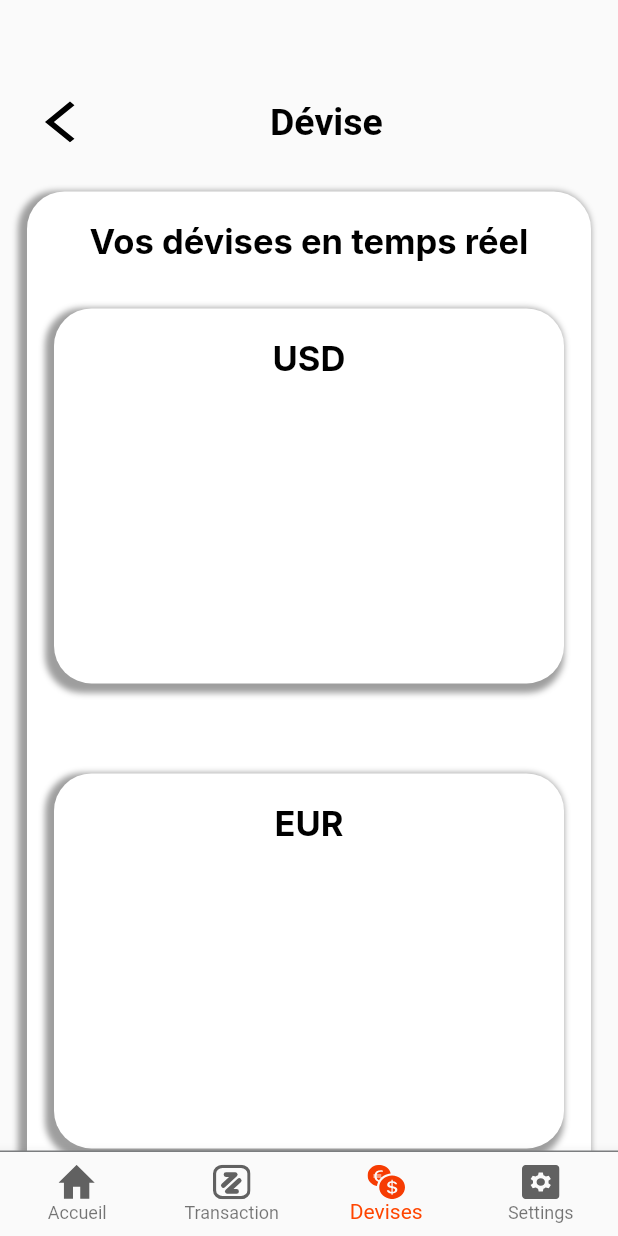
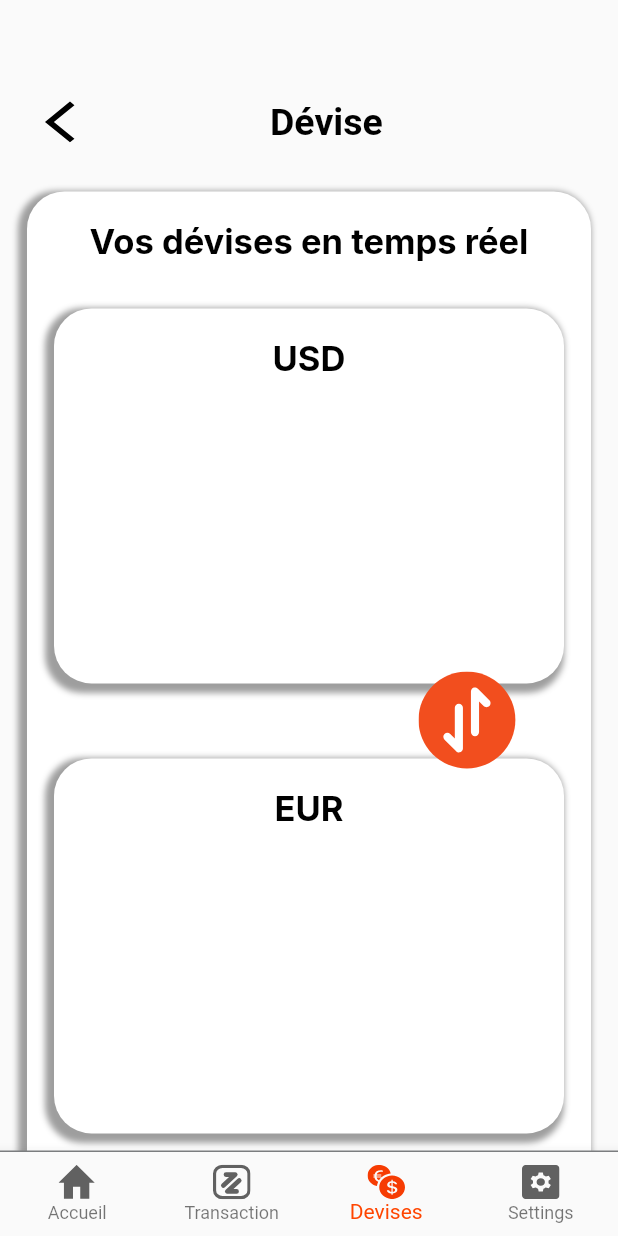
Before and after one commit to WilliamNdongmo88/FreshFruitApp, a Flutter app: the screen it shows after launch, item 3 of the bottom bar chosen, on a phone screen of 412 x 824 dp. Run offline on Flutter 3.47's test engine with Material 2 defaults, Android fonts, the phone set to English and light mode, and no system bars; our stand-ins replace flutter_svg, google_fonts.

Commit message:
Init devise page 2

```diff
--- a/lib/views/MA_DevisesPage.dart
+++ b/lib/views/MA_DevisesPage.dart
@@ -1,4 +1,4 @@
-// ignore_for_file: prefer_typing_uninitialized_variables
+// ignore_for_file: prefer_typing_uninitialized_variables, sort_child_properties_last
 
 import 'package:flutter/material.dart';
 import 'package:flutter_svg/svg.dart';
@@ -84,7 +84,9 @@ class _DevisesPageState extends State<DevisesPage> {
                   ),
                 ],
               ),
-              child: Column(
+              child: Stack(
+                children: [
+                  Column(
                   children: [
                     Container(
                         margin: const EdgeInsets.only(top: 20),
@@ -132,7 +134,7 @@ class _DevisesPageState extends State<DevisesPage> {
                           ],
                         )
                     ),
-                  const SizedBox(height: 30,),
+                    const SizedBox(height: 20,),
                     Container(
                         alignment: Alignment.center,
                         margin:
@@ -168,7 +170,17 @@ class _DevisesPageState extends State<DevisesPage> {
                                 )),
                           ],
                         )),
-                ],
+                  ],),
+                  Positioned(
+                  top: 320,
+                  right: 50,
+                  child: SvgPicture.asset(
+                        'assets/exchange.svg',
+                        width: 65,
+                        height: 65,
+                      ),
+                ),
+                ]
               )
           ),
         ]),
--- a/lib/views/homePage/MA_homePage.dart
+++ b/lib/views/homePage/MA_homePage.dart
@@ -314,7 +314,7 @@ class TransactionListScreenState extends State<TransactionListScreen> {
                                   const Color.fromRGBO(255, 255, 255, 1),
                               backgroundColor: Color.fromRGBO(11, 47, 125, 1),
                               icon: SvgPicture.asset(
-                                'assets/transaction.svg',
+                                'assets/transactions.svg',
                                 width: 35,
                                 // ignore: deprecated_member_use
                                 color: const Color.fromRGBO(255, 255, 255, 1),
```
Also changed, not shown: assets/exchange.svg (added). Lines whose indentation alone changed are shown as unchanged.
